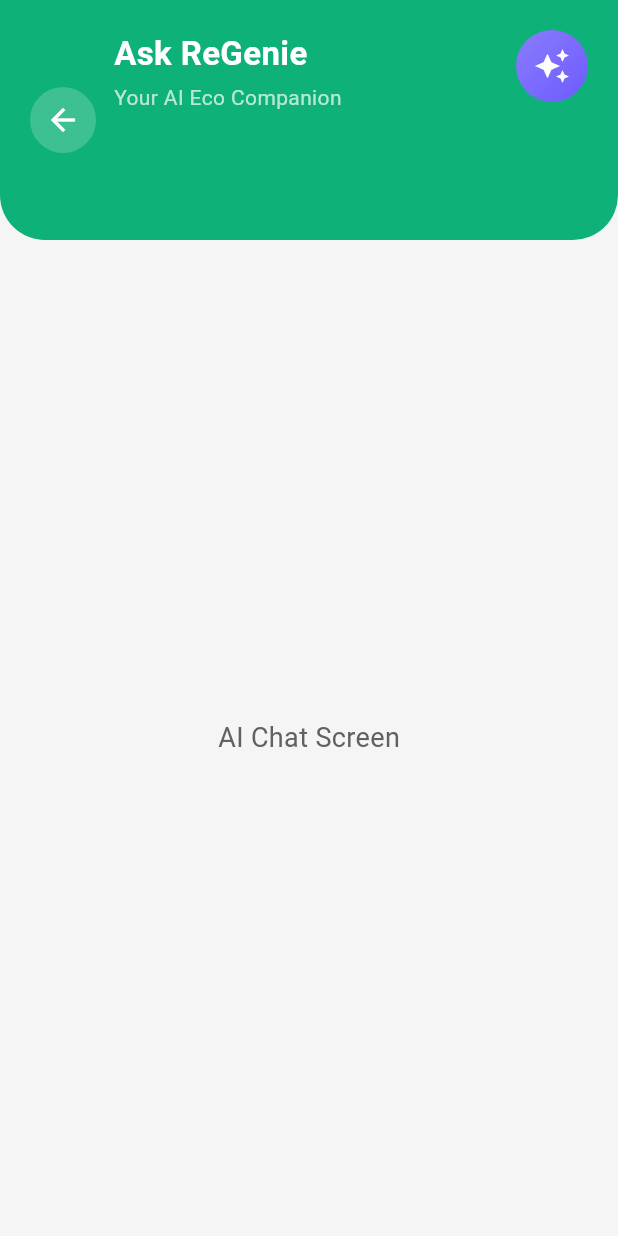
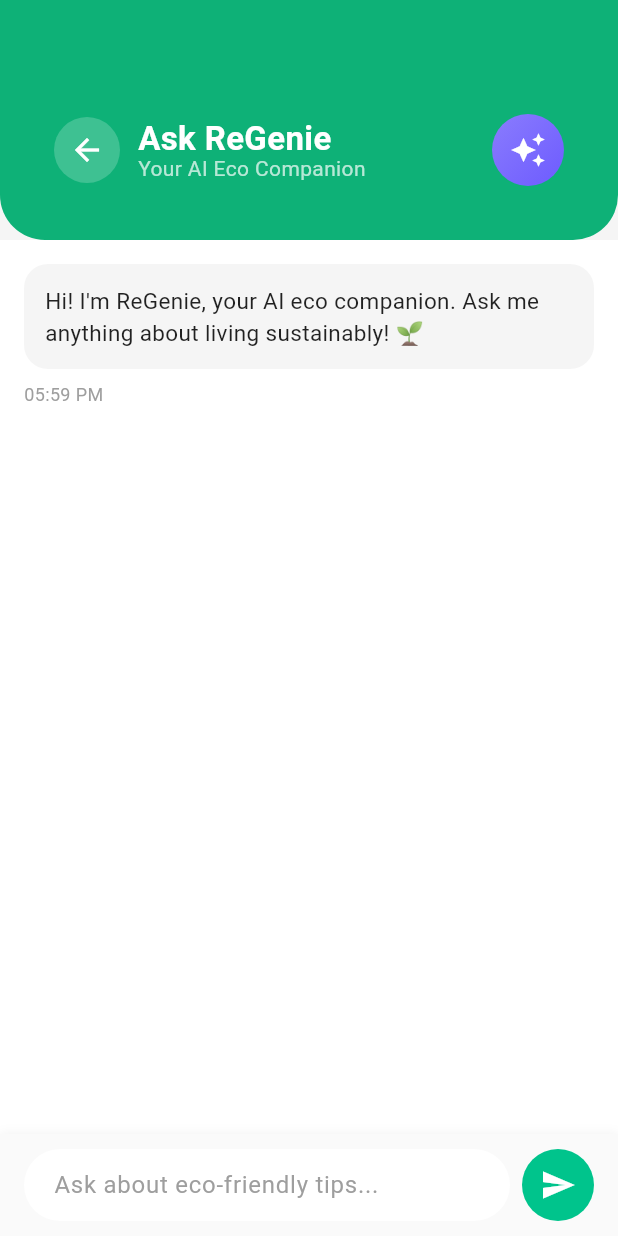
Before and after one commit to sam-in07/ReGenie, a Flutter app: the ChatScreen screen opened directly, on a phone screen of 412 x 824 dp. Run offline on Flutter 3.47's test engine with Material 3 defaults, Android fonts, the phone set to English and light mode, and no system bars; our stand-ins replace cloud_firestore, dartz, equatable, firebase_auth, firebase_core, firebase_storage and 3 more; accounts and stored records are empty.

Commit message:
feat: Implement initial chat UI layout and components
Builds the basic user interface for the chat screen, including the header, a message display area, and a message input field.

- **Header:**
  - Vertically centers the "Ask ReGenie" title and subtitle with the back button for improved alignment.
  - Adds padding and tightens line height for a cleaner look.

- **Chat Area:**
  - Replaces the placeholder text with a `ListView` to display chat messages.
  - Adds a default welcome message from "ReGenie".
  - Implements a basic message input field with a hint text and a functional send button.
  - Styles the input area with a subtle top shadow and rounded borders.

```diff
--- a/lib/presentation/Chat/Pages/chat_screen.dart
+++ b/lib/presentation/Chat/Pages/chat_screen.dart
@@ -6,22 +6,23 @@ class ChatScreen extends StatelessWidget {
 
   @override
   Widget build(BuildContext context) {
-    final width = MediaQuery.of(context).size.width;
-
     return Scaffold(
       backgroundColor: const Color(0xFFF5F5F5),
 
       body: Column(
         children: [
-          /// ✅ Green Rounded Header (Reusable)
+          /// ✅ Green Rounded Header
           PrimaryHeader(
             height: 160,
+            child: Padding(
+              padding: const EdgeInsets.only(left: 16, right: 16, top: 40),
               child: Row(
+                crossAxisAlignment: CrossAxisAlignment.center, // 👈 Keeps all aligned in a row
                 mainAxisAlignment: MainAxisAlignment.spaceBetween,
-              crossAxisAlignment: CrossAxisAlignment.start,
                 children: [
-                // ✅ Back button + Titles
+                  // ✅ Left side: back button + titles
                   Row(
+                    crossAxisAlignment: CrossAxisAlignment.center,
                     children: [
                       GestureDetector(
                         onTap: () => Navigator.pop(context),
@@ -36,9 +37,10 @@ class ChatScreen extends StatelessWidget {
                       ),
                       const SizedBox(width: 12),
 
-                    // ✅ Titles
+                      // ✅ Titles — perfectly centered with button
                       Column(
                         crossAxisAlignment: CrossAxisAlignment.start,
+                        mainAxisAlignment: MainAxisAlignment.center, // 👈 centers vertically
                         children: const [
                           Text(
                             "Ask ReGenie",
@@ -46,14 +48,16 @@ class ChatScreen extends StatelessWidget {
                               color: Colors.white,
                               fontSize: 22,
                               fontWeight: FontWeight.w600,
+                              height: 1, // tightens vertical spacing
                             ),
                           ),
-                        SizedBox(height: 4),
+                          SizedBox(height: 2),
                           Text(
                             "Your AI Eco Companion",
                             style: TextStyle(
                               color: Colors.white70,
                               fontSize: 14,
+                              height: 1,
                             ),
                           ),
                         ],
@@ -77,13 +81,101 @@ class ChatScreen extends StatelessWidget {
                 ],
               ),
             ),
+          ),
 
-          /// ✅ Body content
+          /// ✅ Chat area
           Expanded(
-            child: Center(
-              child: Text(
-                "AI Chat Screen",
-                style: TextStyle(fontSize: 18, color: Colors.grey[700]),
+            child: Container(
+              color: Colors.white,
+              child: Column(
+                children: [
+                  Expanded(
+                    child: ListView(
+                      padding: const EdgeInsets.all(16),
+                      children: [
+                        Align(
+                          alignment: Alignment.centerLeft,
+                          child: Container(
+                            padding: const EdgeInsets.all(14),
+                            decoration: BoxDecoration(
+                              color: Colors.grey[100],
+                              borderRadius: BorderRadius.circular(16),
+                            ),
+                            child: const Text(
+                              "Hi! I'm ReGenie, your AI eco companion. "
+                                  "Ask me anything about living sustainably! 🌱",
+                              style: TextStyle(
+                                color: Colors.black87,
+                                fontSize: 15,
+                              ),
+                            ),
+                          ),
+                        ),
+                        const SizedBox(height: 8),
+                        const Text(
+                          "05:59 PM",
+                          style: TextStyle(
+                            color: Colors.grey,
+                            fontSize: 12,
+                          ),
+                        ),
+                      ],
+                    ),
+                  ),
+
+                  /// ✅ Input field with working send button
+                  Container(
+                    padding: const EdgeInsets.symmetric(
+                        horizontal: 16, vertical: 10),
+                    decoration: BoxDecoration(
+                      color: Colors.grey[50],
+                      boxShadow: [
+                        BoxShadow(
+                          color: Colors.black12.withOpacity(0.05),
+                          blurRadius: 5,
+                          offset: const Offset(0, -1),
+                        ),
+                      ],
+                    ),
+                    child: Row(
+                      children: [
+                        Expanded(
+                          child: TextField(
+                            decoration: InputDecoration(
+                              hintText: "Ask about eco-friendly tips...",
+                              hintStyle: const TextStyle(color: Colors.grey),
+                              filled: true,
+                              fillColor: Colors.white,
+                              contentPadding: const EdgeInsets.symmetric(
+                                  horizontal: 16, vertical: 12),
+                              border: OutlineInputBorder(
+                                borderRadius: BorderRadius.circular(25),
+                                borderSide: BorderSide.none,
+                              ),
+                            ),
+                          ),
+                        ),
+                        const SizedBox(width: 8),
+
+                        /// ✅ Send icon works as a button
+                        GestureDetector(
+                          onTap: () {
+                            // 👉 Do your send action here
+                            debugPrint("Message sent!");
+                          },
+                          child: Container(
+                            padding: const EdgeInsets.all(12),
+                            decoration: const BoxDecoration(
+                              color: Color(0xFF00C48C),
+                              shape: BoxShape.circle,
+                            ),
+                            child: const Icon(Icons.send, color: Colors.white),
+                          ),
+                        ),
+                      ],
+                    ),
+                  ),
+                ],
               ),
             ),
           ),
```
Lines whose indentation alone changed are shown as unchanged.
